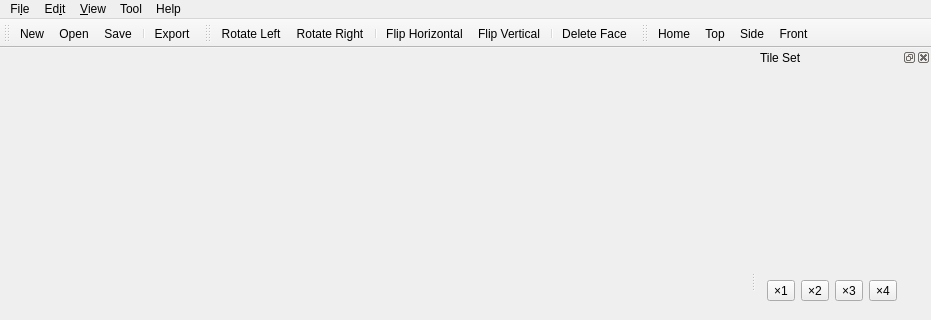
This is mainwindow.ui in ikskuh/VersaTile as Qt 5 draws it before an edit; both pictures show x 0 to 931 and y 0 to 320 of the 931 by 536 pixel window. The edited form follows.
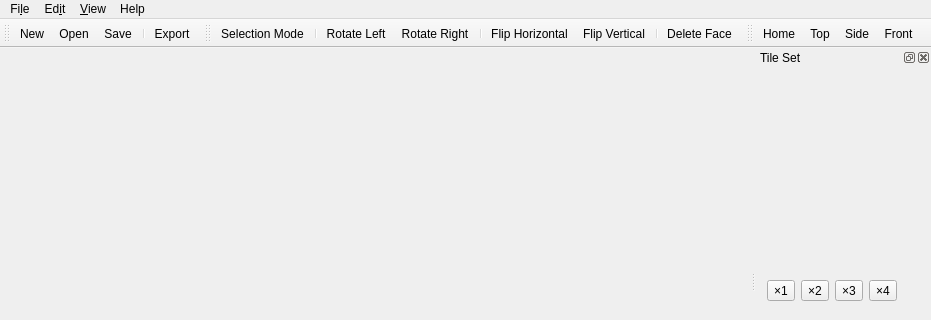
This is the edited form. Icons and pictures are not drawn.

Commit message: Adds reset insert mode button.

Patch:
```diff
--- a/mainwindow.ui
+++ b/mainwindow.ui
@@ -73,11 +73,6 @@
     <addaction name="separator"/>
     <addaction name="actionSet_Home"/>
    </widget>
-   <widget class="QMenu" name="menuMode">
-    <property name="title">
-     <string>Tool</string>
-    </property>
-   </widget>
    <widget class="QMenu" name="menu">
     <property name="title">
      <string>Help</string>
@@ -88,7 +83,6 @@
    <addaction name="menuFile"/>
    <addaction name="menuEdit"/>
    <addaction name="menuView"/>
-   <addaction name="menuMode"/>
    <addaction name="menu"/>
   </widget>
   <widget class="QToolBar" name="mainToolBar">
@@ -187,6 +181,8 @@
    <attribute name="toolBarBreak">
     <bool>false</bool>
    </attribute>
+   <addaction name="actionSelection_Mode"/>
+   <addaction name="separator"/>
    <addaction name="actionRotateLeft"/>
    <addaction name="actionRotateRight"/>
    <addaction name="separator"/>
@@ -477,6 +473,18 @@
     <string>Go to the GitHub page</string>
    </property>
   </action>
+  <action name="actionSelection_Mode">
+   <property name="icon">
+    <iconset resource="data.qrc">
+     <normaloff>:/data/tool-select.png</normaloff>:/data/tool-select.png</iconset>
+   </property>
+   <property name="text">
+    <string>Selection Mode</string>
+   </property>
+   <property name="shortcut">
+    <string>Space</string>
+   </property>
+  </action>
  </widget>
  <layoutdefault spacing="6" margin="11"/>
  <resources>
```
Left out of the diff: 5 changed lines with no effect on the pictures. The commit also changes 4 other files.
